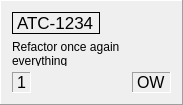
This is stripwidget.ui in 0xFEEDC0DE64/SprintPlanningTool as Qt 5 draws it before an edit. The edited form follows.
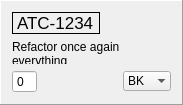
This is the edited form.

Commit message: Implemented recalculating of story points

```diff
--- a/stripwidget.ui
+++ b/stripwidget.ui
@@ -71,20 +71,9 @@
    <item>
     <layout class="QHBoxLayout" name="horizontalLayout_2">
      <item>
-      <widget class="QLabel" name="points">
-       <property name="font">
-        <font>
-         <pointsize>12</pointsize>
-        </font>
-       </property>
-       <property name="frameShape">
-        <enum>QFrame::Panel</enum>
-       </property>
-       <property name="frameShadow">
-        <enum>QFrame::Sunken</enum>
-       </property>
-       <property name="text">
-        <string>1</string>
+      <widget class="QSpinBox" name="points">
+       <property name="buttonSymbols">
+        <enum>QAbstractSpinBox::NoButtons</enum>
        </property>
       </widget>
      </item>
@@ -102,21 +91,45 @@
       </spacer>
      </item>
      <item>
-      <widget class="QLabel" name="owner">
-       <property name="font">
-        <font>
-         <pointsize>12</pointsize>
-        </font>
+      <widget class="QComboBox" name="owner">
+       <property name="frame">
+        <bool>false</bool>
        </property>
-       <property name="frameShape">
-        <enum>QFrame::Panel</enum>
-       </property>
-       <property name="frameShadow">
-        <enum>QFrame::Sunken</enum>
-       </property>
-       <property name="text">
-        <string>OW</string>
-       </property>
+       <item>
+        <property name="text">
+         <string>BK</string>
+        </property>
+       </item>
+       <item>
+        <property name="text">
+         <string>KW</string>
+        </property>
+       </item>
+       <item>
+        <property name="text">
+         <string>DB</string>
+        </property>
+       </item>
+       <item>
+        <property name="text">
+         <string>MS</string>
+        </property>
+       </item>
+       <item>
+        <property name="text">
+         <string>AS</string>
+        </property>
+       </item>
+       <item>
+        <property name="text">
+         <string>MS</string>
+        </property>
+       </item>
+       <item>
+        <property name="text">
+         <string>RH</string>
+        </property>
+       </item>
       </widget>
      </item>
     </layout>
```
The commit also changes 5 other files.
